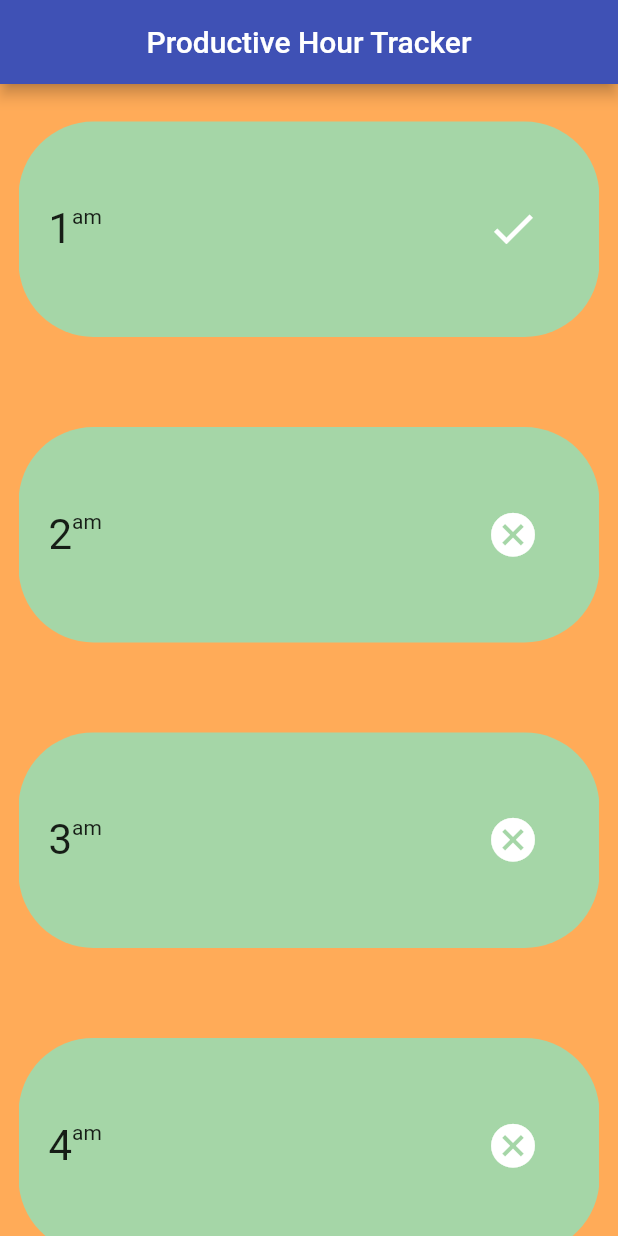
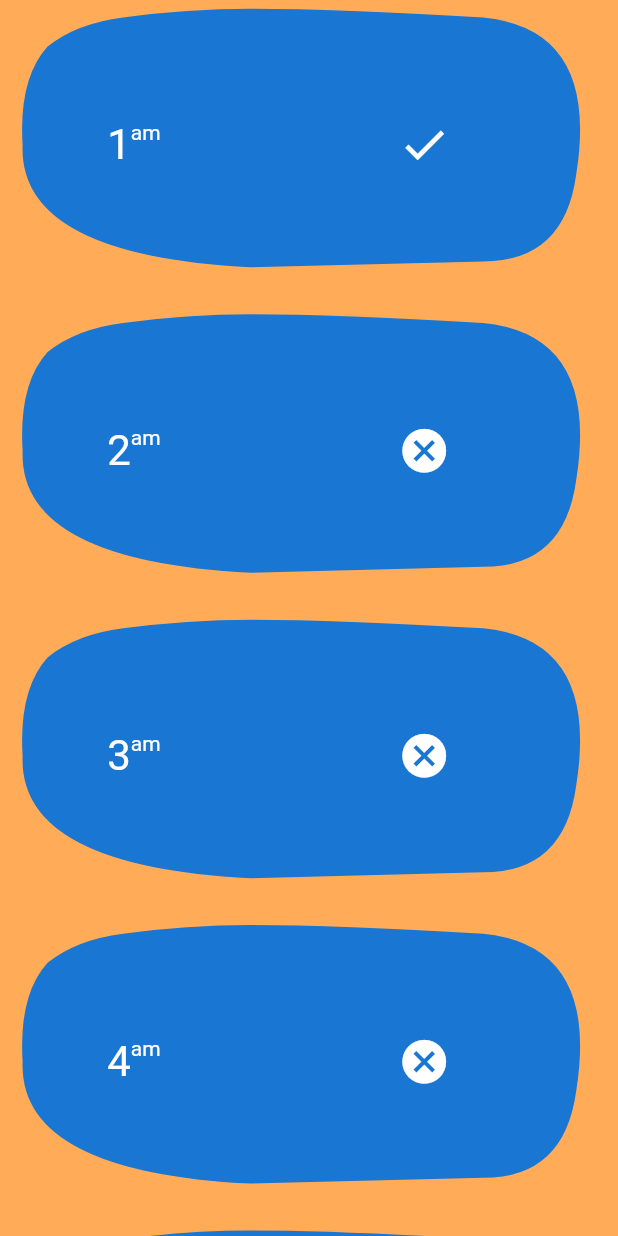
Before and after one commit to MatthieuNadeau96/productive_hour_tracker, a Flutter app: the screen it shows after launch, after a tap on the "cancel" icon, on a phone screen of 412 x 824 dp. Run offline on Flutter 3.47's test engine with Material 2 defaults, Android fonts, the phone set to English and light mode, and no system bars; missing offline and left inert: blobs.

Commit message:
Created a Custom Blob Container using the Painter

```diff
--- a/lib/main.dart
+++ b/lib/main.dart
@@ -12,8 +12,9 @@ class MyApp extends StatelessWidget {
       title: 'Flutter Demo',
       debugShowCheckedModeBanner: false,
       theme: ThemeData(
-        primarySwatch: Colors.indigo,
+        primaryColor: Colors.blue.shade700,
         canvasColor: Color(0xffffab58),
+        accentColor: Colors.blue.shade600,
         visualDensity: VisualDensity.adaptivePlatformDensity,
       ),
       home: HomeScreen(),
--- a/lib/screens/home_screen.dart
+++ b/lib/screens/home_screen.dart
@@ -1,5 +1,6 @@
 import 'package:blobs/blobs.dart';
 import 'package:flutter/material.dart';
+import 'package:productive_hour_tracker/widgets/my_blob_container.dart';
 
 class HomeScreen extends StatefulWidget {
   @override
@@ -13,10 +14,6 @@ class _HomeScreenState extends State<HomeScreen> {
   Widget build(BuildContext context) {
     var size = MediaQuery.of(context).size;
     return Scaffold(
-      appBar: AppBar(
-        title: Text('Productive Hour Tracker'),
-        centerTitle: true,
-      ),
       body: Container(
         padding: EdgeInsets.symmetric(horizontal: size.width * .03),
         child: GridView.count(
@@ -28,15 +25,14 @@ class _HomeScreenState extends State<HomeScreen> {
           crossAxisCount: 1,
           children: [
             ..._hours.map(
-              (HourModal h) => Container(
-                decoration: BoxDecoration(
-                  color: Colors.green[200],
-                  borderRadius: BorderRadius.circular(50),
-                ),
-                margin: EdgeInsets.symmetric(vertical: 25),
-                padding: EdgeInsets.only(left: 20),
+              (HourModal h) => MyBlobContainer(
+                // decoration: BoxDecoration(
+                //   borderRadius: BorderRadius.circular(50),
+                // ),
+                // margin: EdgeInsets.symmetric(vertical: 25),
+                // padding: EdgeInsets.only(left: 20),
                 child: Row(
-                  mainAxisAlignment: MainAxisAlignment.spaceBetween,
+                  mainAxisAlignment: MainAxisAlignment.spaceAround,
                   children: [
                     Container(
                       child: Center(
@@ -46,12 +42,14 @@ class _HomeScreenState extends State<HomeScreen> {
                             Text(
                               '${h.hour}',
                               style: TextStyle(
+                                color: Colors.white,
                                 fontSize: 28,
                               ),
                             ),
                             Text(
                               '${h.meridiem}',
                               style: TextStyle(
+                                color: Colors.white,
                                 fontSize: 14,
                               ),
                             ),
@@ -67,11 +65,11 @@ class _HomeScreenState extends State<HomeScreen> {
                             width: size.width * 0.28,
                             child: Center(
                               child: Blob.random(
-                                edgesCount: 5,
-                                minGrowth: 7,
-                                size: 120,
+                                edgesCount: 7,
+                                minGrowth: 8,
+                                size: 100,
                                 styles: BlobStyles(
-                                  color: Colors.indigo,
+                                  color: Theme.of(context).accentColor,
                                 ),
                                 child: GestureDetector(
                                   onTap: () {
--- /dev/null
+++ b/lib/widgets/my_blob_container.dart
@@ -0,0 +1,64 @@
+import 'package:flutter/material.dart';
+
+class MyBlobContainer extends StatelessWidget {
+  final Widget child;
+  MyBlobContainer({this.child});
+  @override
+  Widget build(BuildContext context) {
+    return CustomPaint(
+      painter: BlobPainter(),
+      child: child,
+    );
+  }
+}
+
+class BlobPainter extends CustomPainter {
+  @override
+  void paint(Canvas canvas, Size size) {
+    final height = size.height;
+    final width = size.width;
+    Paint paint = Paint();
+
+    Path ovalPath = Path();
+
+    ovalPath.moveTo(width * 0.05, height * 0.16); // starting point
+    //A
+
+    ovalPath.quadraticBezierTo(0, height * 0.27, width * 0.007, height * 0.5);
+    //B
+
+    ovalPath.quadraticBezierTo(0, height * 0.88, width * 0.4, height * 0.92);
+    //C
+
+    ovalPath.lineTo(width * 0.8, height * 0.9);
+    //D
+
+    ovalPath.quadraticBezierTo(
+        width * 0.94, height * 0.9, width * 0.96, height * 0.6);
+    //E
+
+    ovalPath.quadraticBezierTo(width, height * 0.1, width * 0.8, height * 0.06);
+    //F
+
+    ovalPath.quadraticBezierTo(
+        width * 0.55, height * 0.03, width * 0.4, height * 0.03);
+    //H
+
+    ovalPath.quadraticBezierTo(
+        width * 0.29, height * 0.03, width * 0.18, height * 0.06);
+    //I
+    ovalPath.quadraticBezierTo(
+        width * 0.1, height * 0.08, width * 0.05, height * 0.16);
+    //J
+
+    ovalPath.close();
+
+    paint.color = Colors.blue.shade700;
+    canvas.drawPath(ovalPath, paint);
+  }
+
+  @override
+  bool shouldRepaint(CustomPainter oldDelegate) {
+    return oldDelegate != this;
+  }
+}
```
